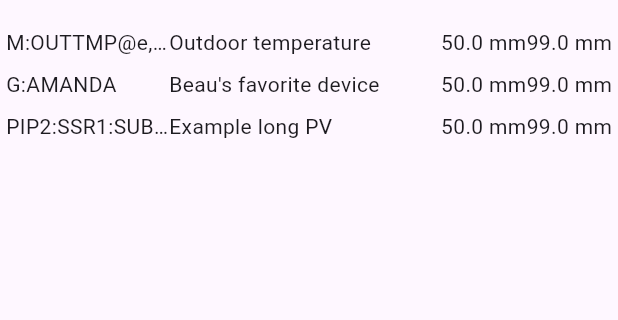
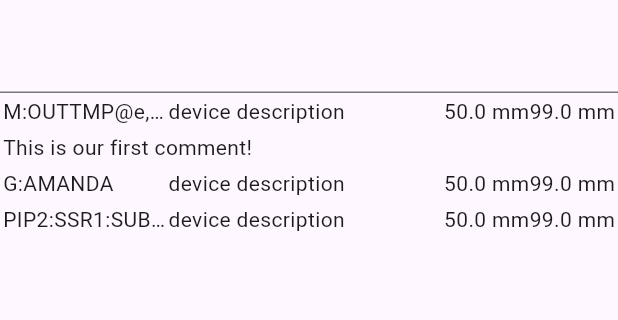
Before and after one commit to fermi-ad/parameter_page_app, a Flutter app: the screen it shows after launch, on a phone screen of 412 x 824 dp, the part 63-383 px from its top. Run offline on Flutter 3.47's test engine with Material 2 defaults, Android fonts, the phone set to English and light mode, and no system bars.

Commit message:
several changes
- Created a `PageEntry` class hierarchy -- currently only has
`CommentEntry` and `ParameterEntry`
- These entries know how to render themselves. Main page now iterates
across the entries and lets them return the appropriate widget
- Added a test edit field on the page to enter new entries. Right now it
only creates new comment entries.

```diff
--- a/lib/main.dart
+++ b/lib/main.dart
@@ -1,4 +1,5 @@
 import 'package:flutter/material.dart';
+import 'page/entry.dart';
 import 'page/page.dart';
 
 void main() {
@@ -43,10 +44,10 @@ class BaseWidget extends StatelessWidget {
         appBar: AppBar(title: Text(title)),
         body: const Center(
             child: PageWidget([
-          ParamInfo("M:OUTTMP@e,02", "Outdoor temperature"),
-          ParamInfo("G:AMANDA", "Beau's favorite device"),
-          ParamInfo("PIP2:SSR1:SUBSYSTEMA:SUBSUBSYSTEM:TEMPERATURE",
-              "Example long PV"),
+          ParameterEntry("M:OUTTMP@e,02"),
+          CommentEntry("This is our first comment!"),
+          ParameterEntry("G:AMANDA"),
+          ParameterEntry("PIP2:SSR1:SUBSYSTEMA:SUBSUBSYSTEM:TEMPERATURE"),
         ]))); // This trailing comma makes auto-formatting nicer for build methods.
   }
 }
--- /dev/null
+++ b/lib/page/entry.dart
@@ -0,0 +1,68 @@
+import 'package:flutter/material.dart';
+
+abstract class PageEntry {
+  const PageEntry();
+
+  Widget buildEntry(BuildContext context);
+}
+
+class CommentEntry extends PageEntry {
+  final String text;
+
+  const CommentEntry(this.text);
+
+  @override
+  Widget buildEntry(BuildContext context) {
+    return Row(children: [Expanded(child: Text(text))]);
+  }
+}
+
+class ParameterEntry extends PageEntry {
+  final String drf;
+
+  const ParameterEntry(this.drf);
+
+  @override
+  Widget buildEntry(BuildContext context) {
+    return _ParameterWidget(drf, key: Key("parameter_row_$drf"));
+  }
+}
+
+class _ParameterWidget extends StatefulWidget {
+  final String drf;
+
+  const _ParameterWidget(this.drf, {super.key});
+
+  @override
+  _ParameterEntryState createState() => _ParameterEntryState();
+}
+
+class _ParameterEntryState extends State<_ParameterWidget> {
+  String? description = "device description";
+  double? setting = 50.0;
+  String? settingUnits = "mm";
+  double? reading = 99.0;
+  String? readingUnits = "mm";
+
+  Widget _buildParam(double? value, String units) {
+    return value == null
+        ? Container()
+        : Row(children: [Text(textAlign: TextAlign.end, "$value $units")]);
+  }
+
+  @override
+  Widget build(BuildContext context) {
+    return Row(children: [
+      Expanded(
+          flex: 3,
+          child: Tooltip(
+              message: widget.drf,
+              child: Text(overflow: TextOverflow.ellipsis, widget.drf))),
+      Expanded(
+          flex: 5,
+          child: Text(overflow: TextOverflow.ellipsis, description ?? "")),
+      _buildParam(setting, settingUnits ?? ""),
+      _buildParam(reading, readingUnits ?? "")
+    ]);
+  }
+}
--- a/lib/page/page.dart
+++ b/lib/page/page.dart
@@ -1,18 +1,8 @@
 import 'package:flutter/material.dart';
-
-class ParamInfo {
-  final String drf;
-  final String description;
-  final double? setting = 50.0;
-  final String settingUnits = "mm";
-  final double reading = 99.0;
-  final String readingUnits = "mm";
-
-  const ParamInfo(this.drf, this.description);
-}
+import 'entry.dart';
 
 class PageWidget extends StatefulWidget {
-  final List<ParamInfo> parameters;
+  final List<PageEntry> parameters;
 
   const PageWidget(this.parameters, {super.key});
 
@@ -21,13 +11,8 @@ class PageWidget extends StatefulWidget {
 }
 
 class _PageWidgetState extends State<PageWidget> {
-  List<ParamInfo> parameters = [];
-
-  Widget buildParam(double? value, String units) {
-    return value == null
-        ? Container()
-        : Row(children: [Text(textAlign: TextAlign.end, "$value $units")]);
-  }
+  List<PageEntry> parameters = [];
+  TextEditingController controller = TextEditingController();
 
   @override
   void initState() {
@@ -35,29 +20,32 @@ class _PageWidgetState extends State<PageWidget> {
     super.initState();
   }
 
-  Widget buildRow(BuildContext buildContext, ParamInfo param) {
-    return Padding(
-      padding: const EdgeInsets.all(4.0),
-      child: Row(key: Key("parameter_row_${param.drf}"), children: [
-        Expanded(
-            flex: 3,
-            child: Tooltip(
-                message: param.drf,
-                child: Text(overflow: TextOverflow.ellipsis, param.drf))),
-        Expanded(
-            flex: 5,
-            child: Text(overflow: TextOverflow.ellipsis, param.description)),
-        buildParam(param.setting, param.settingUnits),
-        buildParam(param.reading, param.readingUnits)
-      ]),
-    );
+  @override
+  void dispose() {
+    controller.dispose();
+    super.dispose();
   }
 
   @override
   Widget build(BuildContext context) {
-    return Center(
+    return Column(
+      children: [
+        Row(
+          children: [
+            Expanded(
+                child: TextField(
+                    controller: controller,
+                    onSubmitted: (value) {
+                      setState(() {
+                        parameters.insert(0, CommentEntry(value));
+                        controller.text = "";
+                      });
+                    })),
+          ],
+        ),
+        Expanded(
           child: ListView(
-            children: parameters.fold([], (acc, element) {
+              children: parameters.fold([], (acc, entry) {
             final index = acc.length;
 
             acc.add(GestureDetector(
@@ -66,7 +54,8 @@ class _PageWidgetState extends State<PageWidget> {
                     context: context,
                     builder: (BuildContext context) => AlertDialog(
                       title: const Text('Delete Row'),
-                content: const Text('Are you sure you want to delete the row?'),
+                      content: const Text(
+                          'Are you sure you want to delete the row?'),
                       actions: <Widget>[
                         TextButton(
                           onPressed: () => Navigator.pop(context, false),
@@ -86,9 +75,15 @@ class _PageWidgetState extends State<PageWidget> {
                     });
                   }
                 },
-          child: buildRow(context, element)));
+                child: Padding(
+                  padding: const EdgeInsets.all(2.0),
+                  child: entry.buildEntry(context),
+                )));
 
             return acc;
-    })));
+          })),
+        ),
+      ],
+    );
   }
 }
```
Lines whose indentation alone changed are shown as unchanged.
